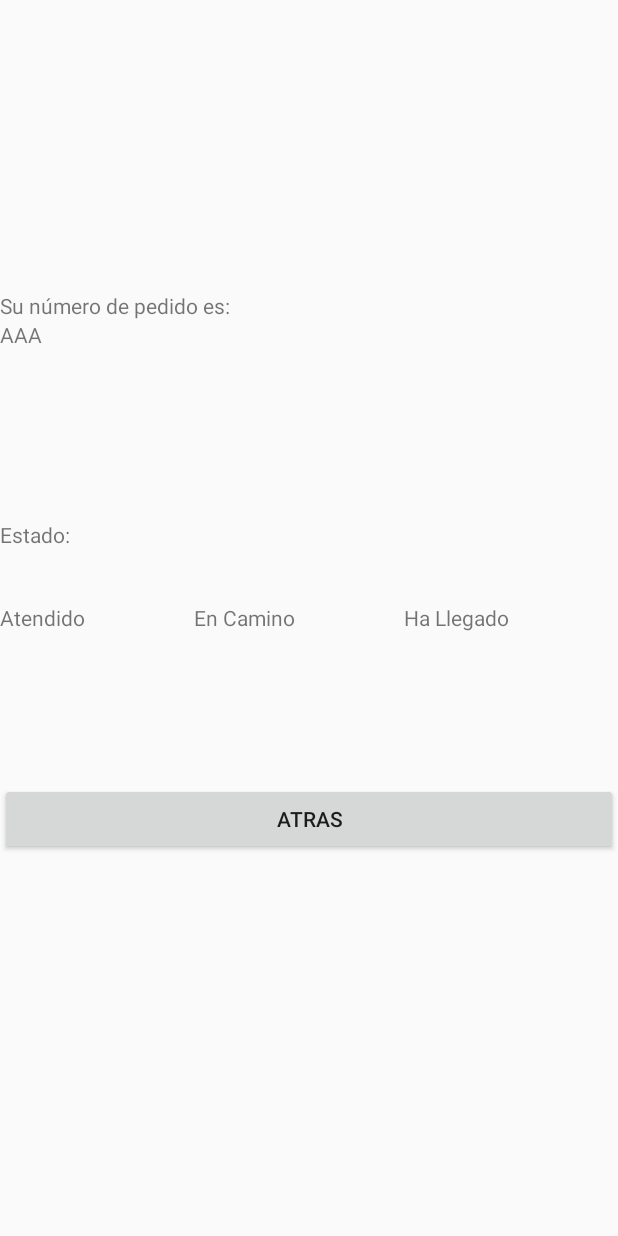
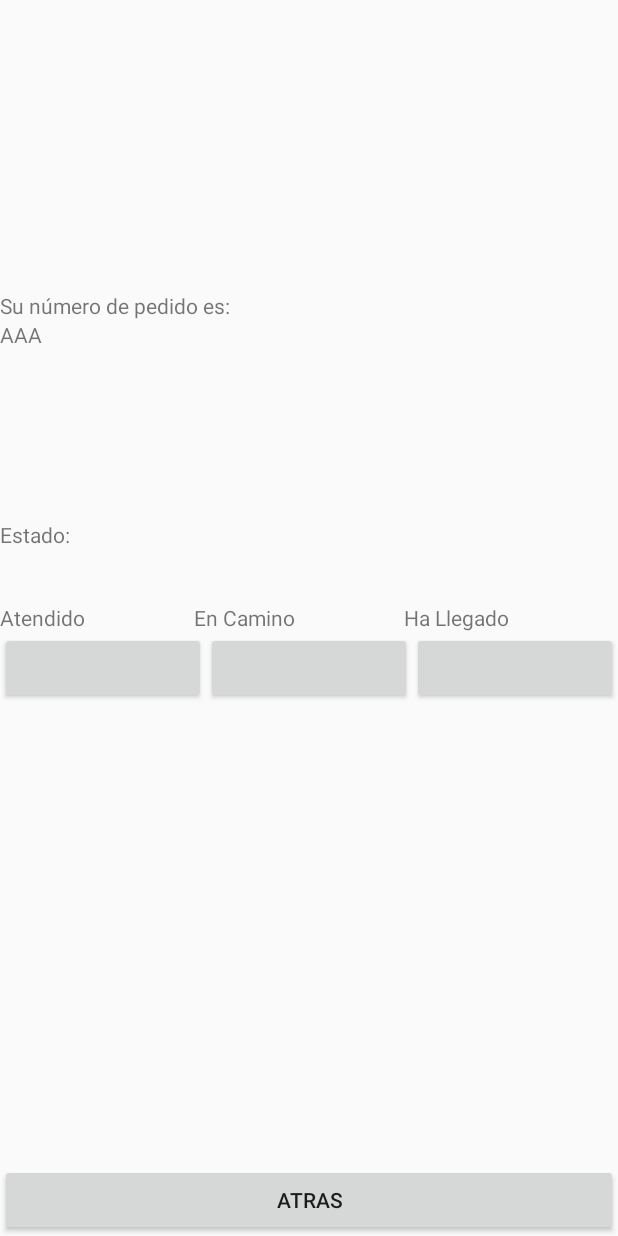
Before and after one commit to Magody/AndroidReference, an Android app: the SeguimientoActivity screen opened directly, with no data from a screen before it, on a phone screen of 412 x 824 dp. Run offline under Robolectric (Android 15) with nearby library versions, the phone set to English and light mode, and no system bars; 1 statement that could not run was skipped.

Commit message:
Seguimiento

```diff
--- a/app/src/main/java/com/software2_grupo3/ingenieriasoftware2proyecto/Modelos/ConexionBD/ApiInterface.java
+++ b/app/src/main/java/com/software2_grupo3/ingenieriasoftware2proyecto/Modelos/ConexionBD/ApiInterface.java
@@ -36,8 +36,13 @@ public interface ApiInterface {
 
     @FormUrlEncoded
     @POST(Parametros.DIRECTORIO_PROYECTO + Parametros.DIRECTORIO_MODULO_SEGUIMIENTO + "cambiarAtendido.php")
-    Call<Pedido> cambiarEstado(@Field("codigo") String pedidoCodigo,
+    Call<Pedido> cambiarEstado(@Field("id") int pedidoId,
                                @Field("estado") int pedidoEstado);
+
+    @FormUrlEncoded
+    @POST(Parametros.DIRECTORIO_PROYECTO + Parametros.DIRECTORIO_MODULO_SEGUIMIENTO+"consultarEstadoPedido.php")
+    Call<Pedido> consultarEstadoPedido(@Field("id") int id);
+
     /*
     @FormUrlEncoded
     @POST(Parametros.DIRECTORIO_PROYECTO +Parametros.DIRECTORIO_MODULO_TEST+"crearPersona.php")
--- a/app/src/main/java/com/software2_grupo3/ingenieriasoftware2proyecto/ModuloAdministracion/Parametros.java
+++ b/app/src/main/java/com/software2_grupo3/ingenieriasoftware2proyecto/ModuloAdministracion/Parametros.java
@@ -4,7 +4,7 @@ public class Parametros {
 
     //Conexiones
 
-    public static final String URL_BASE = "https://www.deusgallet.com/";
+    public static final String URL_BASE = "http://deusgallet.com/";
 
     public static final int CODIGO_MENSAJE_ERROR_SERVIDOR = 0;
     public static final int CODIGO_MENSAJE_CORRECTO = 1;
@@ -22,6 +22,5 @@ public class Parametros {
     public static final String DIRECTORIO_RAM_DOUBLE_LATITUD = "dirRamLatitud";
     public static final String DIRECTORIO_RAM_DOUBLE_LONGITUD = "dirRamLongitud";
     public static final String DIRECTORIO_RAM_BOOLEAN_VOLVER_DE_MAPA = "dirRamBolberMapa";
-
-
+    public static final String DIRECTORIO_CODIGO = "dirCodigo";
 }
--- a/app/src/main/java/com/software2_grupo3/ingenieriasoftware2proyecto/ModuloSeguimiento/SeguimientoContracts.java
+++ b/app/src/main/java/com/software2_grupo3/ingenieriasoftware2proyecto/ModuloSeguimiento/SeguimientoContracts.java
@@ -1,6 +1,8 @@
 package com.software2_grupo3.ingenieriasoftware2proyecto.ModuloSeguimiento;
 
 import android.content.Context;
+
+import com.software2_grupo3.ingenieriasoftware2proyecto.Modelos.Pedido;
 
 public interface SeguimientoContracts {
 
@@ -8,24 +10,26 @@ public interface SeguimientoContracts {
         void mostrarMensaje(String mensaje); //codigo generado
         void mostrarProgressBar();
         void ocultarProgressBar();
+
+
+        void mostrarEstado(int estado);
     }
 
     interface Presentador{
-        void botonGenerarCodigo();
-        void botonCambiarEstado();
-        void botonAtendido(String codigo);
-        void botonEnCamino(String codigo);
-        void botonHaLlegado(String codigo);
-        void generarExitoso(String codigo);
-        void generarFallido(String error);
+        //void enInicioActivity(String codigo);
 
-        //void enInicioActivity(String codigo);
+
+
+
+        void enConsultaEstadoExitoso(int estado);
+        void enConsultaEstadoFallido(String error);
+
+
+
     }
 
     interface Interactor{
-        void generarCodigo();
-        void cambiarEstado(String codigo, int estado);
-
+        void consultarEstado();
 
     }
 
--- a/app/src/main/java/com/software2_grupo3/ingenieriasoftware2proyecto/ModuloSeguimiento/SeguimientoInteractor.java
+++ b/app/src/main/java/com/software2_grupo3/ingenieriasoftware2proyecto/ModuloSeguimiento/SeguimientoInteractor.java
@@ -1,17 +1,22 @@
 package com.software2_grupo3.ingenieriasoftware2proyecto.ModuloSeguimiento;
 
 import android.content.Context;
-import android.content.Intent;
-import android.util.Log;
+import android.content.SharedPreferences;
+import android.preference.PreferenceManager;
+
+import androidx.annotation.NonNull;
 
 import com.software2_grupo3.ingenieriasoftware2proyecto.Modelos.ConexionBD.ApiClient;
 import com.software2_grupo3.ingenieriasoftware2proyecto.Modelos.ConexionBD.ApiInterface;
 import com.software2_grupo3.ingenieriasoftware2proyecto.Modelos.Pedido;
-import com.software2_grupo3.ingenieriasoftware2proyecto.R;
+import com.software2_grupo3.ingenieriasoftware2proyecto.ModuloAdministracion.Parametros;
 
 import retrofit2.Call;
 import retrofit2.Callback;
 import retrofit2.Response;
+
+import static android.util.Log.e;
+import static android.util.Log.i;
 
 public class SeguimientoInteractor implements SeguimientoContracts.Interactor {
 
@@ -21,58 +26,65 @@ public class SeguimientoInteractor implements SeguimientoContracts.Interactor {
 
     SeguimientoContracts.Presentador callbackSeguimientoPresentador;
 
+    private int id;
+
     public SeguimientoInteractor(SeguimientoContracts.Presentador callbackSeguimientoPresentador, Context context) {
         this.context = context;
         this.callbackSeguimientoPresentador = callbackSeguimientoPresentador;
+
+        SharedPreferences sharedPreferences = PreferenceManager.getDefaultSharedPreferences(context);
+        id = sharedPreferences.getInt(Parametros.DIRECTORIO_CODIGO, 8);
+
+        hiloEstado.start();
     }
 
+    Thread hiloEstado = new Thread(new Runnable() {
+        @Override
+        public void run() {
+
+
+            try {
+                consultarEstado();
+                Thread.sleep(2000);
+            } catch (InterruptedException e) {
+                e.printStackTrace();
+            }
+        }
+    });
 
     @Override
-    public void generarCodigo() {
+    public void consultarEstado() {
+
 
         ApiInterface apiInterface = ApiClient.getApiClient().create(ApiInterface.class);
-
-        Call<Pedido> call = apiInterface.generarCodigo("BBB", "admin", 0);
+        Call<Pedido> call = apiInterface.consultarEstadoPedido(id);
         call.enqueue(new Callback<Pedido>() {
         	@Override
-            public void onResponse(Call<Pedido> call, Response<Pedido> response) {
-                if (response.isSuccessful() && response.body() != null) {
+        	public void onResponse(@NonNull Call<Pedido> call, @NonNull Response<Pedido> response) {
+
+        		if(response.isSuccessful() && response.body() != null){
+
         			final Pedido pedido = response.body();
-                    callbackSeguimientoPresentador.generarExitoso("ID: " + pedido.id);
-                } else {
-                    callbackSeguimientoPresentador.generarFallido(context.getString(R.string.debugMsg));
+
+                    i(TAG, "onResponse: " + response.body());
+        			callbackSeguimientoPresentador.enConsultaEstadoExitoso(pedido.estado);
+
+
+        		}else{
+                    e(TAG, "onResponse: " + " Error con null");
                 }
         	}
 
         	@Override
-            public void onFailure(Call<Pedido> call, Throwable t) {
-                callbackSeguimientoPresentador.generarFallido(t.toString());
-                Log.e(TAG, "generarCodigo: onFailure" + t.toString());
+        	public void onFailure(@NonNull Call<Pedido> call,@NonNull Throwable t) {
+                callbackSeguimientoPresentador.enConsultaEstadoFallido(t.toString());
+        		e(TAG, t.toString());
         	}
         });
+
+
+
     }
 
-    @Override
-    public void cambiarEstado(String codigo, int estado) {
-        ApiInterface apiInterface = ApiClient.getApiClient().create(ApiInterface.class);
 
-        Call<Pedido> call = apiInterface.cambiarEstado(codigo, estado);
-        call.enqueue(new Callback<Pedido>() {
-            @Override
-            public void onResponse(Call<Pedido> call, Response<Pedido> response) {
-                if (response.isSuccessful() && response.body() != null) {
-                    final Pedido pedido = response.body();
-                    callbackSeguimientoPresentador.generarExitoso("Codigo: " + pedido.codigo + " Estado: " + pedido.estado);
-                } else {
-                    callbackSeguimientoPresentador.generarFallido(context.getString(R.string.debugMsg));
 }
-            }
-
-            @Override
-            public void onFailure(Call<Pedido> call, Throwable t) {
-                callbackSeguimientoPresentador.generarFallido(t.toString());
-                Log.e(TAG, "cambiarAtendido: onFailure" + t.toString());
-            }
-        });
-    }
-}
--- a/app/src/main/res/layout/activity_carrito.xml
+++ b/app/src/main/res/layout/activity_carrito.xml
@@ -23,6 +23,12 @@
         android:text="@string/stringGenerarPedido" />
 
     <Button
+        android:id="@+id/buttonVerPedido"
+        android:layout_width="match_parent"
+        android:layout_height="wrap_content"
+        android:text="@string/stringPedido" />
+
+    <Button
         android:id="@+id/buttonCambiarEstado"
         android:layout_width="match_parent"
         android:layout_height="wrap_content"
--- a/app/src/main/res/layout/activity_seguimiento.xml
+++ b/app/src/main/res/layout/activity_seguimiento.xml
@@ -28,7 +28,7 @@
 
     <LinearLayout
         android:layout_width="match_parent"
-        android:layout_height="120dp"
+        android:layout_height="wrap_content"
         android:orientation="horizontal">
 
         <TextView
@@ -53,6 +53,32 @@
             android:text="@string/stringHaLlegado" />
     </LinearLayout>
 
+    <LinearLayout
+        android:layout_width="match_parent"
+        android:layout_height="match_parent"
+        android:layout_weight="3"
+        android:orientation="horizontal">
+
+        <Button
+            android:id="@+id/buttonSeguimientoAtendido"
+            android:layout_width="wrap_content"
+            android:layout_height="wrap_content"
+            android:layout_weight="1" />
+
+        <Button
+            android:id="@+id/buttonSeguimientoEnCamino"
+            android:layout_width="wrap_content"
+            android:layout_height="wrap_content"
+            android:layout_weight="1" />
+
+        <Button
+            android:id="@+id/buttonSeguimientoHaLlegado"
+            android:layout_width="wrap_content"
+            android:layout_height="wrap_content"
+            android:layout_weight="1" />
+
+    </LinearLayout>
+
     <Button
         android:id="@+id/button"
         android:layout_width="match_parent"
--- a/app/src/main/res/menu/menu_cliente.xml
+++ b/app/src/main/res/menu/menu_cliente.xml
@@ -26,6 +26,11 @@
         app:showAsAction="never"
         />
 
+    <item
+        android:id="@+id/itemMenuClienteReiniciarSeguimiento"
+        android:title="@string/textoFuncionDebug"
+        app:showAsAction="never"
+        />
 
 
 </menu>
--- a/app/src/main/res/values/strings.xml
+++ b/app/src/main/res/values/strings.xml
@@ -26,6 +26,7 @@
     <string name="stringEnCamino">En Camino</string>
     <string name="stringHaLlegado">Ha Llegado</string>
     <string name="stringCambiarEstado">Cambiar Estado</string>
+    <string name="stringDebug">Debugo</string>
 
 
 
@@ -39,6 +40,7 @@
     <string name="textoUbicacionActual">Ubicación actual</string>
     <string name="stringIndicarNumero">Su número de pedido es:</string>
 
+    <string name="textoFuncionDebug">Función de prueba</string>
 
     <!--Mensajes-->
     <string name="msgDebeAceptarElPermisoDeUbicacion">Debe aceptar los permisos para continuar</string>
```
Also changed, not shown: app/src/main/java/com/software2_grupo3/ingenieriasoftware2proyecto/MainActivity.java (+14 -0 lines), app/src/main/java/com/software2_grupo3/ingenieriasoftware2proyecto/ModuloSeguimiento/CambiarEstadosActivity.java (+26 -8 lines), app/src/main/java/com/software2_grupo3/ingenieriasoftware2proyecto/ModuloSeguimiento/CambiarEstadosContracts.java (added, +30 -0 lines), app/src/main/java/com/software2_grupo3/ingenieriasoftware2proyecto/ModuloSeguimiento/CambiarEstadosInteractor.java (added, +50 -0 lines), app/src/main/java/com/software2_grupo3/ingenieriasoftware2proyecto/ModuloSeguimiento/CambiarEstadosPresenter.java (added, +46 -0 lines), app/src/main/java/com/software2_grupo3/ingenieriasoftware2proyecto/ModuloSeguimiento/CarritoActivity.java (+45 -11 lines), app/src/main/java/com/software2_grupo3/ingenieriasoftware2proyecto/ModuloSeguimiento/CarritoContracts.java (added, +28 -0 lines), app/src/main/java/com/software2_grupo3/ingenieriasoftware2proyecto/ModuloSeguimiento/CarritoInteractor.java (added, +61 -0 lines), app/src/main/java/com/software2_grupo3/ingenieriasoftware2proyecto/ModuloSeguimiento/CarritoPresenter.java (added, +34 -0 lines), app/src/main/java/com/software2_grupo3/ingenieriasoftware2proyecto/ModuloSeguimiento/SeguimientoActivity.java (+21 -0 lines), app/src/main/java/com/software2_grupo3/ingenieriasoftware2proyecto/ModuloSeguimiento/SeguimientoPresenter.java (+3 -31 lines), app/src/main/res/layout/activity_cambiar_estado.xml (+9 -5 lines). Lines whose indentation alone changed are shown as unchanged.
